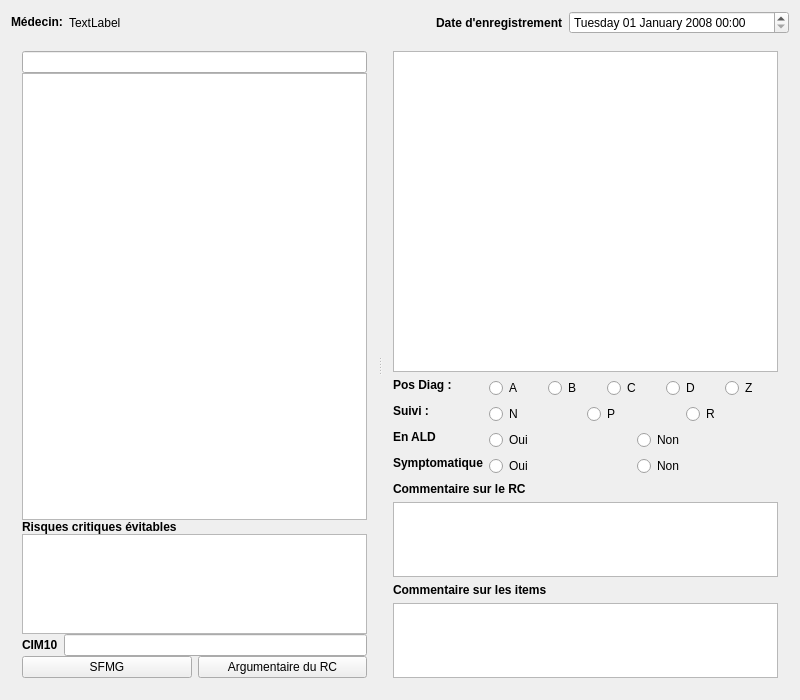
The window that freedrc/plugins/edrcplugin/widgets/rceditorwidget.ui (FreeHealth/freehealth) describes before a commit, drawn with Qt 5.
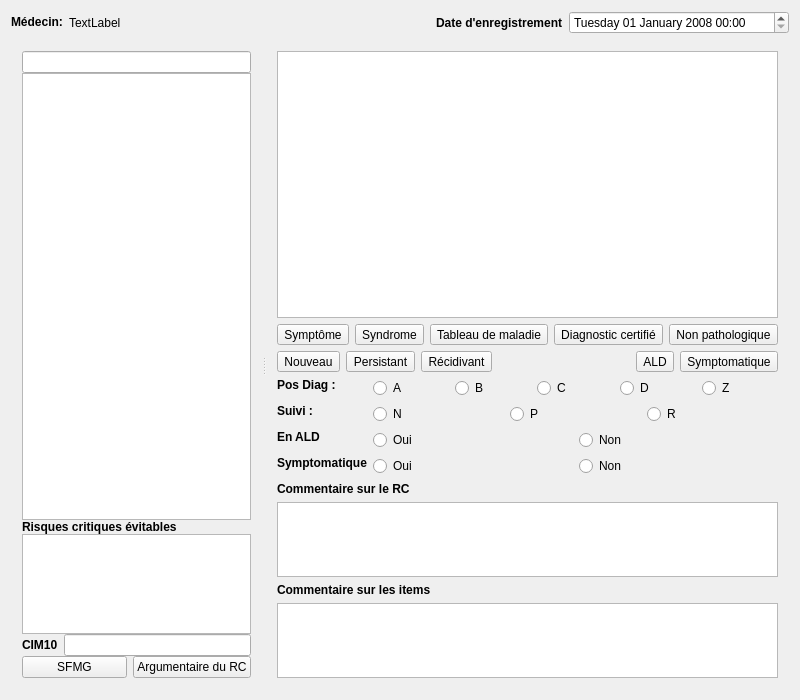
The same window after the commit. Custom widgets are drawn as their Qt base class.

Patch:
```diff
--- a/freedrc/plugins/edrcplugin/widgets/rceditorwidget.ui
+++ b/freedrc/plugins/edrcplugin/widgets/rceditorwidget.ui
@@ -281,6 +281,112 @@
          </property>
         </widget>
        </item>
+       <item>
+        <layout class="QHBoxLayout" name="horizontalLayout_6">
+         <item>
+          <widget class="QToolButton" name="toolButton">
+           <property name="text">
+            <string>Symptôme</string>
+           </property>
+           <property name="checkable">
+            <bool>true</bool>
+           </property>
+          </widget>
+         </item>
+         <item>
+          <widget class="QToolButton" name="toolButton_2">
+           <property name="text">
+            <string>Syndrome</string>
+           </property>
+           <property name="checkable">
+            <bool>true</bool>
+           </property>
+          </widget>
+         </item>
+         <item>
+          <widget class="QToolButton" name="toolButton_3">
+           <property name="text">
+            <string>Tableau de maladie</string>
+           </property>
+           <property name="checkable">
+            <bool>true</bool>
+           </property>
+          </widget>
+         </item>
+         <item>
+          <widget class="QToolButton" name="toolButton_4">
+           <property name="text">
+            <string>Diagnostic certifié</string>
+           </property>
+           <property name="checkable">
+            <bool>true</bool>
+           </property>
+          </widget>
+         </item>
+         <item>
+          <widget class="QToolButton" name="toolButton_5">
+           <property name="text">
+            <string>Non pathologique</string>
+           </property>
+           <property name="checkable">
+            <bool>true</bool>
+           </property>
+          </widget>
+         </item>
+        </layout>
+       </item>
+       <item>
+        <layout class="QHBoxLayout" name="horizontalLayout_7">
+         <item>
+          <widget class="QToolButton" name="toolButton_6">
+           <property name="text">
+            <string>Nouveau</string>
+           </property>
+          </widget>
+         </item>
+         <item>
+          <widget class="QToolButton" name="toolButton_7">
+           <property name="text">
+            <string>Persistant</string>
+           </property>
+          </widget>
+         </item>
+         <item>
+          <widget class="QToolButton" name="toolButton_8">
+           <property name="text">
+            <string>Récidivant</string>
+           </property>
+          </widget>
+         </item>
+         <item>
+          <spacer name="horizontalSpacer">
+           <property name="orientation">
+            <enum>Qt::Horizontal</enum>
+           </property>
+           <property name="sizeHint" stdset="0">
+            <size>
+             <width>40</width>
+             <height>20</height>
+            </size>
+           </property>
+          </spacer>
+         </item>
+         <item>
+          <widget class="QToolButton" name="toolButton_9">
+           <property name="text">
+            <string>ALD</string>
+           </property>
+          </widget>
+         </item>
+         <item>
+          <widget class="QToolButton" name="toolButton_10">
+           <property name="text">
+            <string>Symptomatique</string>
+           </property>
+          </widget>
+         </item>
+        </layout>
+       </item>
        <item>
         <layout class="QFormLayout" name="formLayout">
          <item row="0" column="0">
```
Left out of the diff: 2 changed lines with no effect on the pictures.
